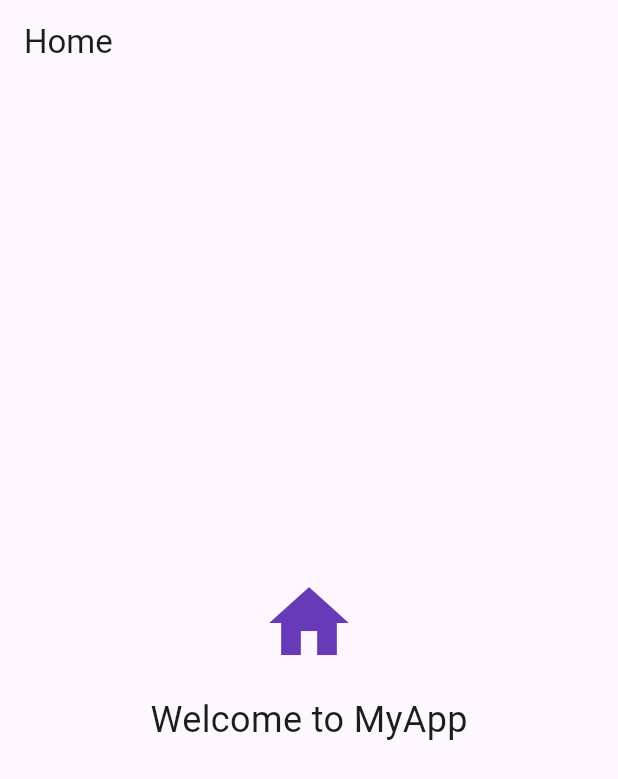
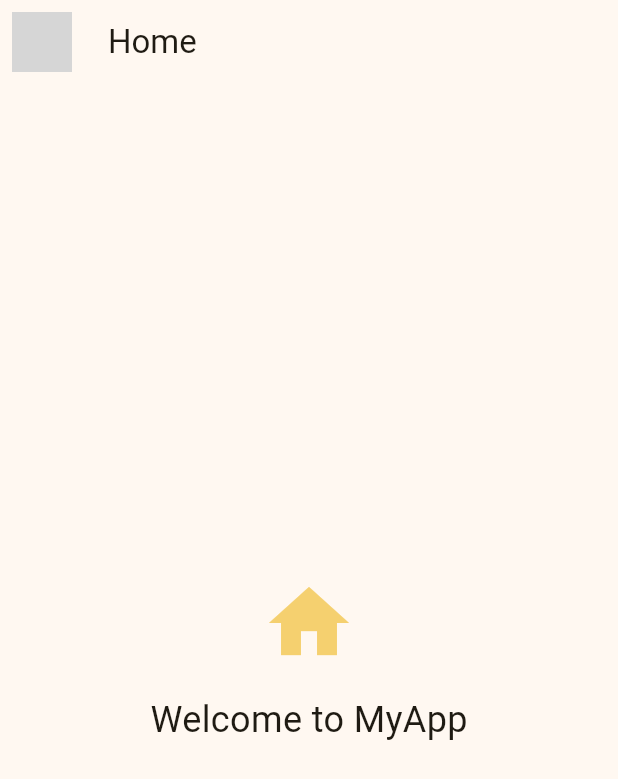
Before and after one commit to Glint-Org/Glint-Capture, a Flutter app: the screen it shows after launch, on a phone screen of 412 x 824 dp. Shown: the top 779 px of the screen. Run offline on Flutter 3.47's test engine with Material 3 defaults, Android fonts, the light colour scheme and no system bars; our stand-ins replace yaml; grey boxes are pictures that could not be loaded.

Commit message:
example: apply brand theme colors to example app

```diff
--- a/example/lib/main.dart
+++ b/example/lib/main.dart
@@ -1,4 +1,9 @@
 import 'package:flutter/material.dart';
+
+const _glintAccent = Color(0xFFF5D06F);
+const _glintBg = Color(0xFF0B0D10);
+const _glintSurface = Color(0xFF151A21);
+const _glintText = Color(0xFFE8E6DF);
 
 void main() {
   runApp(const ExampleApp());
@@ -12,7 +17,10 @@ class ExampleApp extends StatelessWidget {
     return MaterialApp(
       title: 'Glint Capture Example',
       theme: ThemeData(
-        colorScheme: ColorScheme.fromSeed(seedColor: Colors.deepPurple),
+        colorScheme: ColorScheme.fromSeed(
+          seedColor: _glintAccent,
+          brightness: Brightness.light,
+        ),
         useMaterial3: true,
       ),
       home: const HomeScreen(),
@@ -26,12 +34,21 @@ class HomeScreen extends StatelessWidget {
   @override
   Widget build(BuildContext context) {
     return Scaffold(
-      appBar: AppBar(title: const Text('Home')),
+      appBar: AppBar(
+        title: const Text('Home'),
+        leading: Padding(
+          padding: const EdgeInsets.all(8.0),
+          child: ClipRRect(
+            borderRadius: BorderRadius.circular(8),
+            child: Image.asset('assets/logo.png', width: 32, height: 32),
+          ),
+        ),
+      ),
       body: const Center(
         child: Column(
           mainAxisAlignment: MainAxisAlignment.center,
           children: [
-            Icon(Icons.home, size: 64, color: Colors.deepPurple),
+            Icon(Icons.home, size: 64, color: _glintAccent),
             SizedBox(height: 16),
             Text('Welcome to MyApp', style: TextStyle(fontSize: 24)),
           ],
```
Also changed, not shown: 1 other file.
